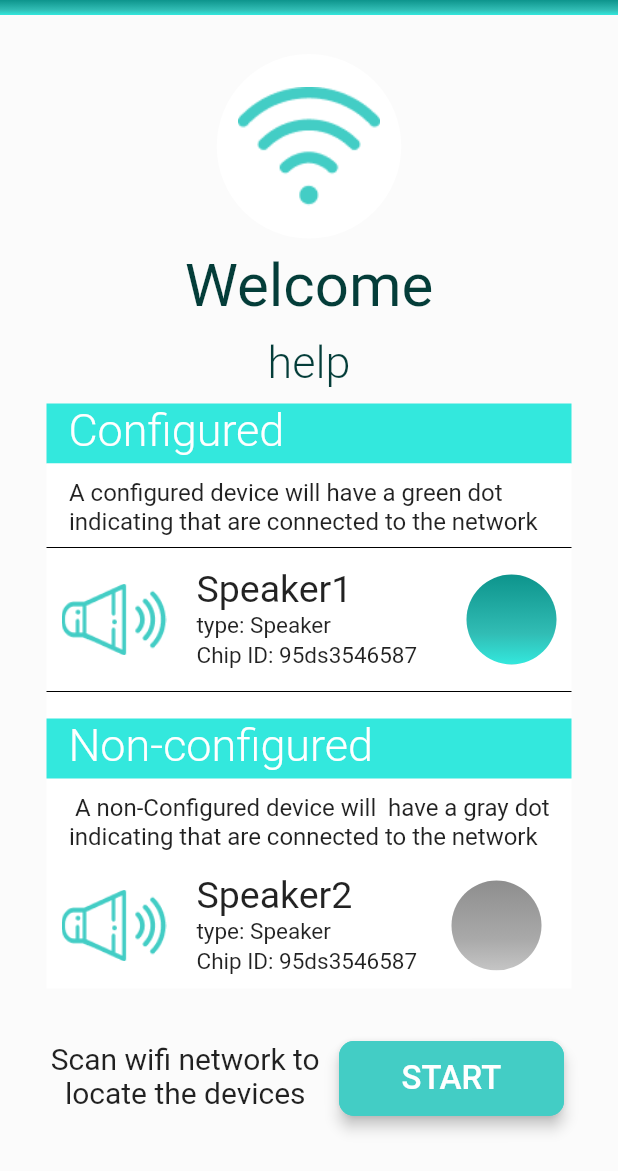
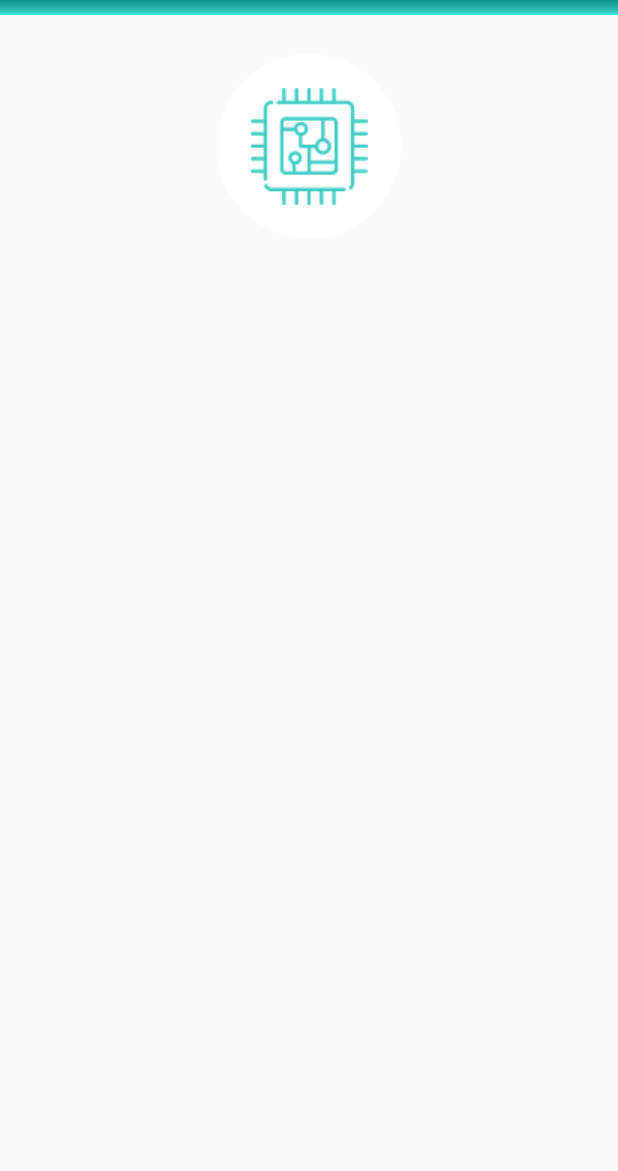
Before and after one commit to slipiduche/deviceapp, a Flutter app: the screen it shows after launch, after a tap on "START", on a phone screen of 412 x 824 dp. Shown: the top 1171 px of the screen. Run offline on Flutter 3.47's test engine with Material 2 defaults, Android fonts, the phone set to English and light mode, and no system bars.

Commit message:
Boton y pagina devices

```diff
--- /dev/null
+++ b/lib/src/pages/devices_page.dart
@@ -0,0 +1,41 @@
+import 'package:deviceapp/src/icons/icons.dart';
+import 'package:flutter/material.dart';
+
+import '../constants.dart';
+
+class DevicePage extends StatefulWidget {
+  DevicePage({Key key}) : super(key: key);
+
+  @override
+  _DevicePageState createState() => _DevicePageState();
+}
+
+class _DevicePageState extends State<DevicePage> {
+  @override
+  Widget build(BuildContext context) {
+    return SafeArea(
+        child: Scaffold(
+            body: Container(
+      color: colorBackGround,
+      child: Column(
+        children:[Container(
+          height:10.0,
+          width: double.infinity,
+          decoration: BoxDecoration(
+            gradient: gradiente,
+          )),
+          SizedBox(height: 26.0),
+          Container(
+              height: 123,
+              width: 123,
+              decoration: BoxDecoration(
+                color: Colors.white,
+                borderRadius: BorderRadius.circular(100.00)),
+              child: devicesIcon(98.0, colorMedico),
+            ),
+          ]
+      ),
+      //child:Colum()
+    )));
+  }
+}
--- a/lib/src/pages/home_page.dart
+++ b/lib/src/pages/home_page.dart
@@ -1,10 +1,10 @@
 import 'package:deviceapp/src/constants.dart';
 import 'package:deviceapp/src/icons/icons.dart';
+//import 'package:deviceapp/src/pages/devices_page.dart';
 import 'package:deviceapp/src/widgets/widgets.dart';
 import 'package:flutter/material.dart';
 
 class HomePage extends StatelessWidget {
-
   const HomePage({Key key}) : super(key: key);
 
   Widget build(BuildContext context) {
@@ -279,7 +279,9 @@ class HomePage extends StatelessWidget {
                   //alignment: Alignment.center,
                   height: 50,
                   width: 150,
-                  child: submitButton('START',(){}),
+                  child: submitButton('START', () {
+                    Navigator.pushNamed(context, 'devicePage');
+                  }),
                 ),
               ],
             )),
--- a/lib/src/routes/routes.dart
+++ b/lib/src/routes/routes.dart
@@ -1,12 +1,12 @@
+import 'package:deviceapp/src/pages/devices_page.dart';
 import 'package:deviceapp/src/pages/home_page.dart';
 import 'package:flutter/material.dart';
-
 
 Map<String, WidgetBuilder> getAppRoutes() {
   return <String, WidgetBuilder>{
     //'iniciandoPage': (BuildContext context) => IniciandoPage(),
 
     'homePage': (BuildContext context) => HomePage(),
-
+    'devicePage': (BuildContext context) => DevicePage(),
   };
 }
```
